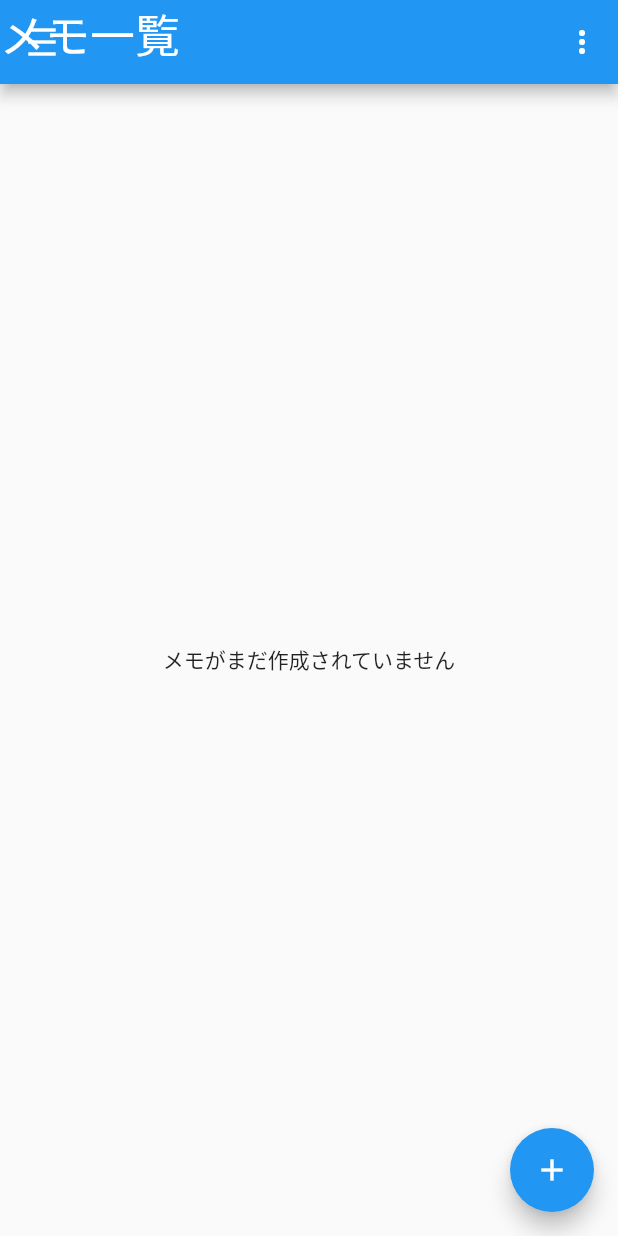
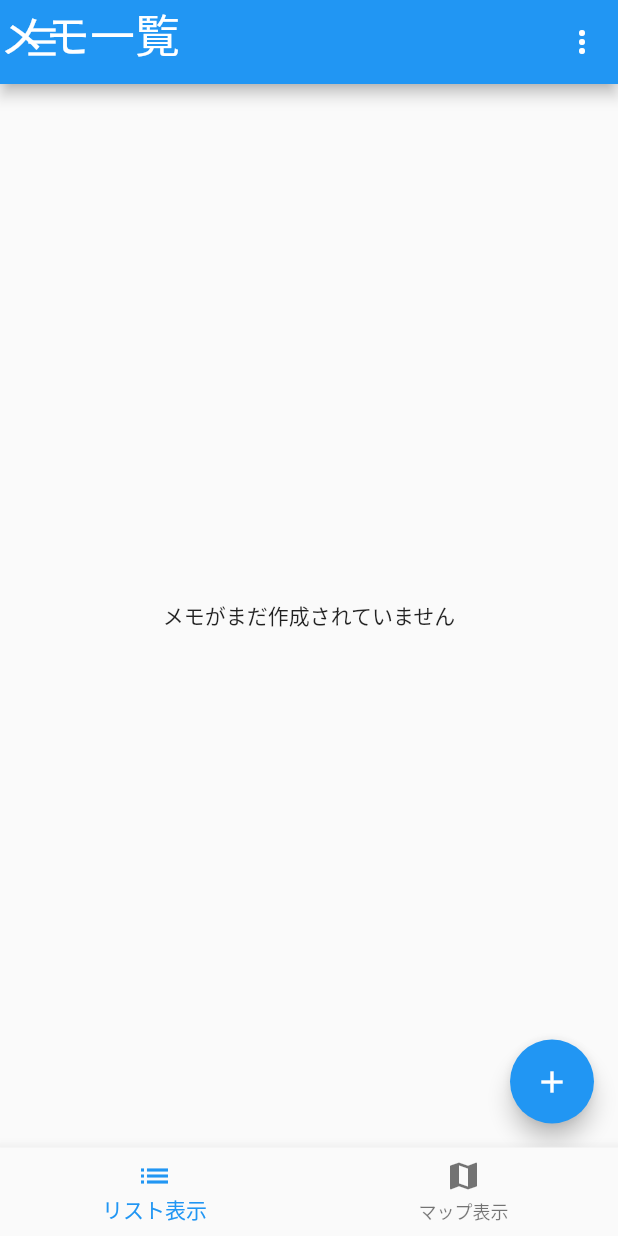
Before and after one commit to Murasya/team14, a Flutter app: the screen it shows after launch, after a tap on the "density medium" icon, after a tap on "メモ一覧", on a phone screen of 412 x 824 dp. Run offline on Flutter 3.47's test engine with Material 2 defaults, Android fonts, the phone set to English and light mode, and no system bars; our stand-ins replace flutter_dotenv, fluttertoast, geolocator, google_maps_flutter, share_plus, shared_preferences and 1 more; missing offline and left inert: flutter_config; accounts and stored records are empty.

Commit message:
地図メモリスト

```diff
--- a/lib/main.dart
+++ b/lib/main.dart
@@ -5,6 +5,7 @@ import 'package:team14/views/template_list_page.dart';
 import 'package:team14/views/memo_list_page.dart';
 import 'package:team14/views/create_template_page.dart';
 import 'package:team14/views/create_memo_page.dart';
+import 'package:team14/views/memo_list_navigator.dart';
 
 void main() async{
   WidgetsFlutterBinding.ensureInitialized(); // Required by FlutterConfig
@@ -29,6 +30,7 @@ class MyApp extends StatelessWidget {
         '/memo_list_page': (context) => const MemoListPage(),
         '/create_template_page': (context) => const CreateTemplatePage(),
         '/create_memo_page': (context) => const CreateMemoPage(),
+        '/memo_list_navigator': (context) => const MemoListNavigator(),
       },
     );
   }
--- a/lib/views/common_widgets.dart
+++ b/lib/views/common_widgets.dart
@@ -56,7 +56,8 @@ Widget myDrawer(BuildContext context) {
         ListTile(
           title: const Text('メモ一覧'),
           onTap: () {
-            Navigator.pushNamed(context, '/memo_list_page');
+            // Navigator.pushNamed(context, '/memo_list_page');
+            Navigator.pushNamed(context, '/memo_list_navigator');
           },
         ),
         ListTile(
--- a/lib/views/create_memo_page.dart
+++ b/lib/views/create_memo_page.dart
@@ -96,7 +96,8 @@ class _CreateMemoPageState extends State<CreateMemoPage> {
 
       await mp.insert(memo);
       Future(() {
-        Navigator.pushNamed(context, '/memo_list_page');
+        // Navigator.pushNamed(context, '/memo_list_page');
+        Navigator.pushNamed(context, '/memo_list_navigator');
       });
     } on Exception catch (e) {
       throw Exception('$e');
--- /dev/null
+++ b/lib/views/memo_list_navigator.dart
@@ -0,0 +1,47 @@
+import 'package:flutter/material.dart';
+
+import 'package:team14/views/memo_list_page.dart';
+import 'package:team14/views/memo_list_google_maps_page.dart';
+
+class MemoListNavigator extends StatefulWidget {
+  const MemoListNavigator({Key? key}) : super(key: key);
+
+  @override
+  State<MemoListNavigator> createState() => _MemoListNavigatorState();
+}
+
+class _MemoListNavigatorState extends State<MemoListNavigator> {
+  // ナビゲータ用ボタン
+  var pages = <Widget>[const MemoListPage(), const MemoListGoogleMapsPage()];
+
+  // 選択インデックス
+  var selectedIndex = 0;
+
+  // ナビゲータボタンを押されたら
+  void _onTapItem(int index) {
+    setState(() {
+      selectedIndex = index; //インデックスの更新
+    });
+  }
+
+  @override
+  Widget build(BuildContext context) {
+    return Scaffold(
+      body: pages[selectedIndex],
+      bottomNavigationBar: BottomNavigationBar(
+        items: const [
+          BottomNavigationBarItem(
+            icon: Icon(Icons.list),
+            label: 'リスト表示',
+          ),
+          BottomNavigationBarItem(
+            icon: Icon(Icons.map),
+            label: 'マップ表示',
+          ),
+        ],
+        currentIndex: selectedIndex,
+        onTap: _onTapItem,
+      ),
+    );
+  }
+}
```
Also changed, not shown: lib/views/memo_list_google_maps_page.dart (added, +197 -0 lines).
